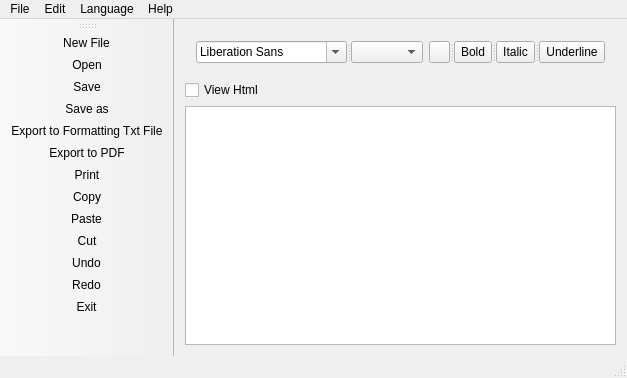
The window that src/mainwindow.ui (ZeroDot1/Clevit) describes before a commit, drawn with Qt 5.
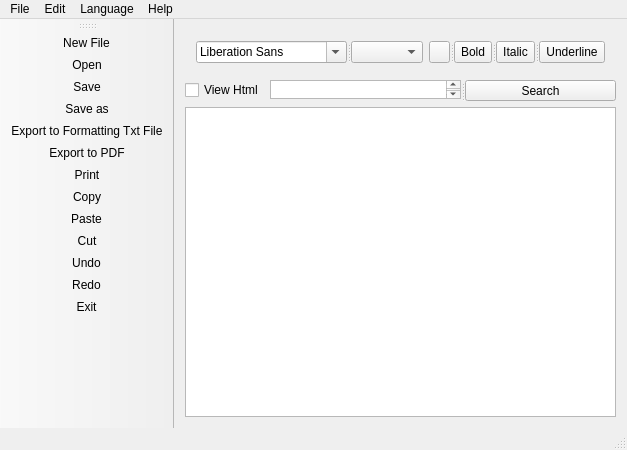
The same window after the commit. Icons and pictures are not drawn.

Commit message:
* Added a new feature! A search bar to find words in text
* Added the updated .ts files and .qm files of pt and en translations

The edit to the form file:
```diff
--- a/src/mainwindow.ui
+++ b/src/mainwindow.ui
@@ -6,8 +6,8 @@
    <rect>
     <x>0</x>
     <y>0</y>
-    <width>428</width>
-    <height>378</height>
+    <width>477</width>
+    <height>450</height>
    </rect>
   </property>
   <property name="windowTitle">
@@ -136,6 +136,8 @@
      </widget>
     </item>
     <item>
+     <layout class="QHBoxLayout" name="horizontalLayout_2">
+      <item>
      <widget class="QCheckBox" name="htmlSourceCheckBox">
       <property name="text">
        <string>View Html</string>
@@ -143,6 +145,31 @@
      </widget>
     </item>
     <item>
+       <widget class="QSplitter" name="splitter_3">
+        <property name="orientation">
+         <enum>Qt::Horizontal</enum>
+        </property>
+        <widget class="QTextEdit" name="search_TextEdit">
+         <property name="maximumSize">
+          <size>
+           <width>191</width>
+           <height>19</height>
+          </size>
+         </property>
+        </widget>
+        <widget class="QToolButton" name="searchBtn">
+         <property name="text">
+          <string>Search</string>
+         </property>
+         <property name="checkable">
+          <bool>false</bool>
+         </property>
+        </widget>
+       </widget>
+      </item>
+     </layout>
+    </item>
+    <item>
      <widget class="QTextEdit" name="textEdit"/>
     </item>
    </layout>
```
Left out of the diff: 2 changed lines with no effect on the pictures. Lines whose indentation alone changed are shown as unchanged. The commit also changes 7 other files.
